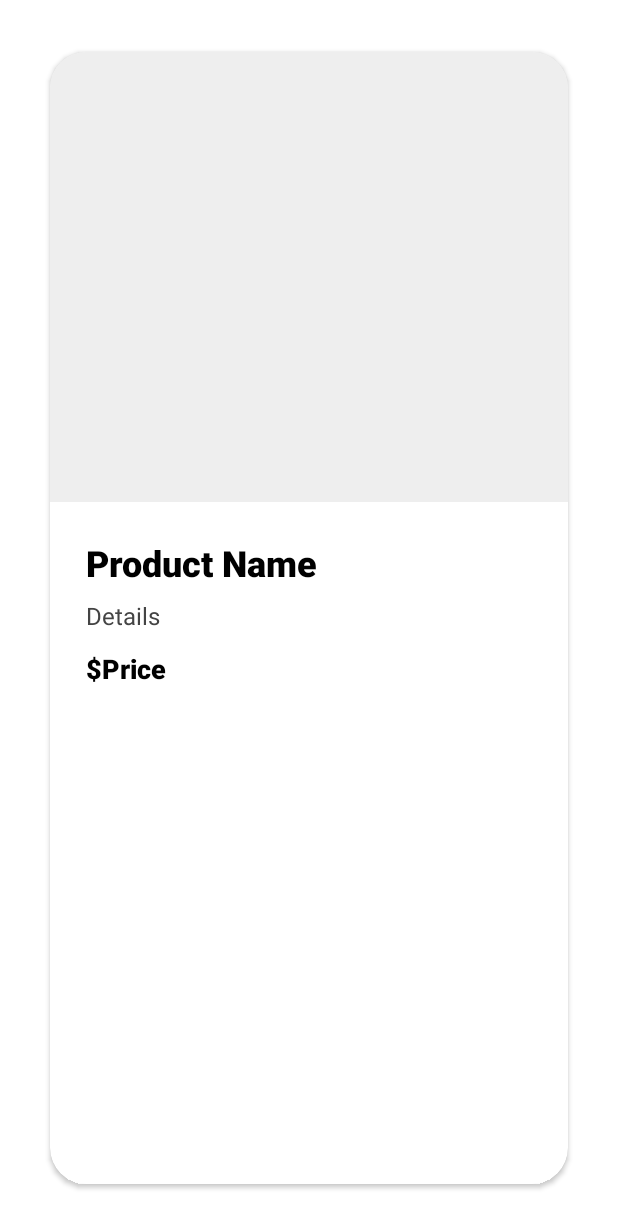
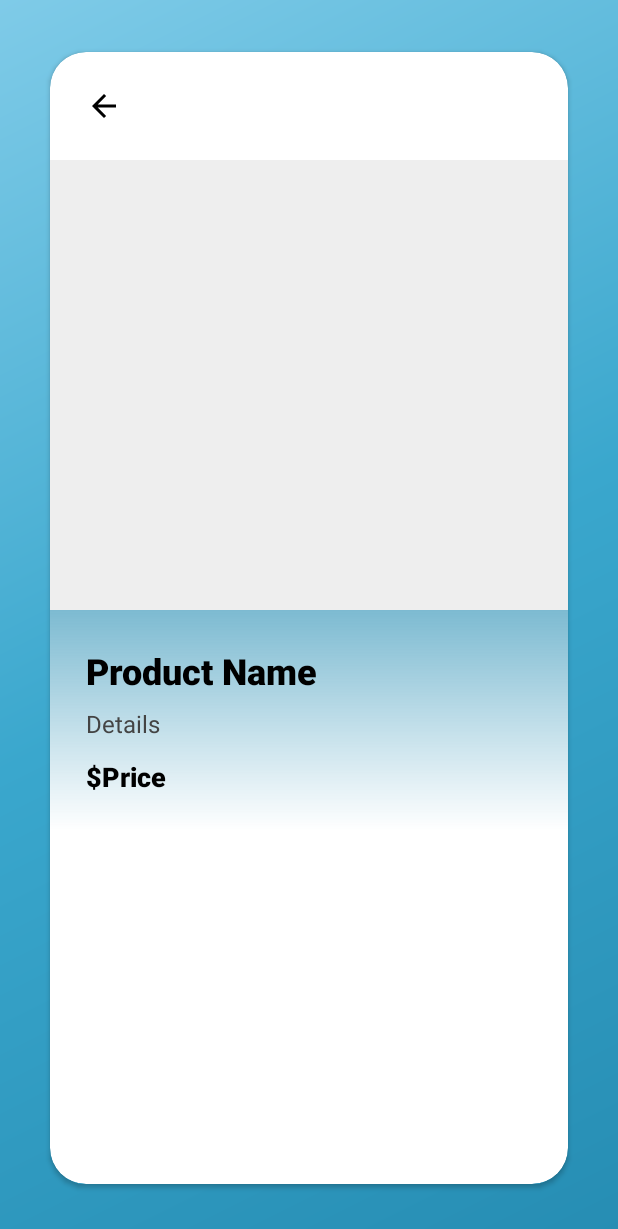
Before and after one commit to tinker-app/tinker, an Android app: the screen it shows after launch (MainActivity), after a tap on "LAPTOPS", on a phone screen of 412 x 824 dp. Shown: the top 1229 px of the screen. Run offline under Robolectric (Android 15) with nearby library versions, the phone set to English and light mode, and no system bars; our stand-ins replace Firebase (no records; nobody signed in at launch, a user with empty details on screens opened directly); libraries missing offline, so code that uses them is left out: org.apache.commons; 13 statements that could not run were skipped.

Commit message:
Bunch of sh*t

```diff
--- a/app/src/main/java/com/example/tinker/MainActivity.java
+++ b/app/src/main/java/com/example/tinker/MainActivity.java
@@ -11,10 +11,12 @@
 import android.view.MotionEvent;
 import android.view.View;
 import android.widget.Button;
+import android.widget.ImageButton;
 import android.widget.ImageView;
 import android.widget.LinearLayout;
 import android.widget.TextView;
 
+import androidx.annotation.NonNull;
 import androidx.appcompat.app.AppCompatActivity;
 import androidx.cardview.widget.CardView;
 
@@ -31,6 +33,7 @@
     private FirebaseFirestore db;
     private LinearLayout homeLayout;
     private Button buttonLaptops, buttonPhones, buttonTablets;
+    private ImageButton buttonBack;
     private TextView productName;
     private ImageView productImage;
     private CardView cardView;
@@ -47,6 +50,7 @@
     @SuppressLint("ClickableViewAccessibility")
     @Override
     protected void onCreate(Bundle savedInstanceState) {
+
         super.onCreate(savedInstanceState);
         setContentView(R.layout.activity_main);
 
@@ -55,6 +59,7 @@
         buttonLaptops = findViewById(R.id.buttonLaptops);
         buttonTablets = findViewById(R.id.buttonTablets);
         buttonPhones = findViewById(R.id.buttonPhones);
+        buttonBack = findViewById(R.id.buttonBack);
         productName = findViewById(R.id.productName);
         productImage = findViewById(R.id.productImage);
 
@@ -89,6 +94,11 @@
             cardView.setVisibility(View.VISIBLE);
             category = "tablets";
             loadProduct(tablets_engine.getRecommendedProduct());
+        });
+
+        buttonBack.setOnClickListener(v -> {
+            cardView.setVisibility(View.GONE); // Hide product screen
+            homeLayout.setVisibility(View.VISIBLE); // Show category selection
         });
     }
 
@@ -153,10 +163,17 @@
         Log.d("Success", "Recommendation engines initialized successfully.");
     }
 
-    @SuppressLint("DefaultLocale")
+    @SuppressLint({"DefaultLocale", "SetTextI18n"})
     private void loadProduct(Product product) {
         this.product = product;
-        productName.setText(product.getName());
+        String product_name_raw = product.getName().strip();
+        if (product.getName().length() < 75) {
+            productName.setText(product_name_raw);
+        }
+        else {
+            productName.setText(product_name_raw.substring(0, Math.min(product_name_raw.length(), 75)));
+        }
+
 
         // Load product image
         Glide.with(this)
@@ -175,6 +192,11 @@
         private static final int SWIPE_VELOCITY_THRESHOLD = 100;
 
         @Override
+        public boolean onDown(@NonNull MotionEvent e) {
+            return true;
+        }
+
+        @Override
         public boolean onFling(MotionEvent e1, MotionEvent e2, float velocityX, float velocityY) {
             float diffX = e2.getX() - e1.getX();
             if (Math.abs(diffX) > SWIPE_THRESHOLD && Math.abs(velocityX) > SWIPE_VELOCITY_THRESHOLD) {
@@ -188,8 +210,23 @@
             return false;
         }
     }
+    private void animateSwipe(float translationX, Runnable onAnimationEnd) {
+        cardView.animate()
+                .translationX(translationX)
+                .rotation(translationX > 0 ? 15 : -15)
+                .alpha(0f)
+                .setDuration(300)
+                .withEndAction(() -> {
+                    cardView.setTranslationX(0);
+                    cardView.setRotation(0);
+                    cardView.setAlpha(1f);
+                    onAnimationEnd.run();
 
+                })
+                .start();
+    }
     private void onSwipeRight() {
+        animateSwipe(1000f, () -> {
             if (category.equals("laptops")) {
                 laptops_engine.handleSwipe(product, true);
                 loadProduct(laptops_engine.getRecommendedProduct());
@@ -201,9 +238,11 @@
                 loadProduct(phones_engine.getRecommendedProduct());
             }
             Log.d("Product Loaded", product.getName());
+        });
     }
 
     private void onSwipeLeft() {
+        animateSwipe(-1000f, () -> {
             if (category.equals("laptops")) {
                 laptops_engine.handleSwipe(product, false);
                 loadProduct(laptops_engine.getRecommendedProduct());
@@ -215,5 +254,14 @@
                 loadProduct(phones_engine.getRecommendedProduct());
             }
             Log.d("Product Loaded", product.getName());
+        });
     }
+
+
+    private void enableButtons(boolean enabled) {
+        buttonLaptops.setEnabled(enabled);
+        buttonPhones.setEnabled(enabled);
+        buttonTablets.setEnabled(enabled);
     }
+
+}
--- /dev/null
+++ b/app/src/main/res/anim/fade_in.xml
@@ -0,0 +1,5 @@
+<?xml version="1.0" encoding="utf-8"?>
+<alpha xmlns:android="http://schemas.android.com/apk/res/android"
+    android:duration="1000"
+    android:fromAlpha="0.0"
+    android:toAlpha="1.0" />
--- /dev/null
+++ b/app/src/main/res/drawable/gradient_background.xml
@@ -0,0 +1,10 @@
+<?xml version="1.0" encoding="utf-8"?>
+<shape xmlns:android="http://schemas.android.com/apk/res/android">
+    <gradient
+        android:type="linear"
+        android:angle="135"
+        android:startColor="#268DB3"
+        android:centerColor="#3AA7CD"
+        android:endColor="#7FCBE8"
+        />
+</shape>
--- /dev/null
+++ b/app/src/main/res/drawable/ic_back.xml
@@ -0,0 +1,9 @@
+<vector xmlns:android="http://schemas.android.com/apk/res/android"
+    android:width="24dp"
+    android:height="24dp"
+    android:viewportWidth="24"
+    android:viewportHeight="24">
+    <path
+        android:fillColor="#000000"
+        android:pathData="M20,11H7.83L13.42,5.41L12,4L4,12L12,20L13.41,18.59L7.83,13H20V11Z"/>
+</vector>
--- /dev/null
+++ b/app/src/main/res/drawable/ic_laptop.xml
@@ -0,0 +1,9 @@
+<vector xmlns:android="http://schemas.android.com/apk/res/android"
+    android:width="24dp"
+    android:height="24dp"
+    android:viewportWidth="24"
+    android:viewportHeight="24">
+    <path
+        android:fillColor="#000000"
+        android:pathData="M20,4H4C2.89,4 2,4.89 2,6V16C2,17.11 2.89,18 4,18H20C21.11,18 22,17.11 22,16V6C22,4.89 21.11,4 20,4ZM20,16H4V6H20V16ZM1,19H23V21H1V19Z"/>
+</vector>
--- /dev/null
+++ b/app/src/main/res/drawable/ic_phone.xml
@@ -0,0 +1,9 @@
+<vector xmlns:android="http://schemas.android.com/apk/res/android"
+    android:width="24dp"
+    android:height="24dp"
+    android:viewportWidth="24"
+    android:viewportHeight="24">
+    <path
+        android:fillColor="#000000"
+        android:pathData="M17,1.01L7,1C5.9,1 5,1.9 5,3V21C5,22.1 5.9,23 7,23H17C18.1,23 19,22.1 19,21V3C19,1.9 18.1,1.01 17,1.01ZM17,19H7V5H17V19ZM12,21C12.83,21 13.5,20.33 13.5,19.5C13.5,18.67 12.83,18 12,18C11.17,18 10.5,18.67 10.5,19.5C10.5,20.33 11.17,21 12,21Z"/>
+</vector>
--- /dev/null
+++ b/app/src/main/res/drawable/ic_tablet.xml
@@ -0,0 +1,9 @@
+<vector xmlns:android="http://schemas.android.com/apk/res/android"
+    android:width="24dp"
+    android:height="24dp"
+    android:viewportWidth="24"
+    android:viewportHeight="24">
+    <path
+        android:fillColor="#000000"
+        android:pathData="M19,1H5C3.9,1 3,1.9 3,3V21C3,22.1 3.9,23 5,23H19C20.1,23 21,22.1 21,21V3C21,1.9 20.1,1 19,1ZM19,19H5V5H19V19ZM12,21C12.83,21 13.5,20.33 13.5,19.5C13.5,18.67 12.83,18 12,18C11.17,18 10.5,18.67 10.5,19.5C10.5,20.33 11.17,21 12,21Z"/>
+</vector>
--- /dev/null
+++ b/app/src/main/res/drawable/scrim_gradient.xml
@@ -0,0 +1,9 @@
+<?xml version="1.0" encoding="utf-8"?>
+<shape xmlns:android="http://schemas.android.com/apk/res/android">
+    <gradient
+        android:type="linear"
+        android:angle="90"
+        android:startColor="#00268DB3"
+        android:endColor="#99268DB3"
+        />
+</shape>
--- a/app/src/main/res/layout/activity_main.xml
+++ b/app/src/main/res/layout/activity_main.xml
@@ -1,4 +1,3 @@
-<?xml version="1.0" encoding="utf-8"?>
 <androidx.constraintlayout.widget.ConstraintLayout
     xmlns:android="http://schemas.android.com/apk/res/android"
     xmlns:app="http://schemas.android.com/apk/res-auto"
@@ -6,7 +5,7 @@
     android:id="@+id/mainContainer"
     android:layout_width="match_parent"
     android:layout_height="match_parent"
-    android:background="@color/white"
+    android:background="@drawable/gradient_background"
     tools:context=".MainActivity">
 
     <!-- Home Layout: Category Selection -->
@@ -22,6 +21,16 @@
         app:layout_constraintStart_toStartOf="parent"
         app:layout_constraintEnd_toEndOf="parent">
 
+        <!-- Logo Image -->
+        <ImageView
+            android:id="@+id/logoImage"
+            android:layout_width="120dp"
+            android:layout_height="120dp"
+            android:layout_marginBottom="16dp"
+            android:src="@drawable/app_logo"
+            android:contentDescription="App Logo"
+            android:layout_gravity="center"/>
+
         <!-- Welcome Text -->
         <TextView
             android:id="@+id/textWelcome"
@@ -30,62 +39,89 @@
             android:text="Choose a Category"
             android:textSize="28sp"
             android:textStyle="bold"
-            android:textColor="@color/black"
-            android:layout_marginBottom="32dp"
-            android:fontFamily="sans-serif-medium" />
+            android:textColor="@color/light_font"
+            android:shadowColor="@color/text_shadow"
+            android:shadowDx="5"
+            android:shadowDy="5"
+            android:shadowRadius="10"/>
 
         <!-- Laptops Button -->
         <Button
             android:id="@+id/buttonLaptops"
+            android:drawableLeft="@drawable/ic_laptop"
+            android:drawablePadding="12dp"
             style="@style/Widget.MaterialComponents.Button.OutlinedButton"
             android:layout_width="wrap_content"
             android:layout_height="wrap_content"
             android:text="Laptops"
             android:textSize="16sp"
             android:textColor="@color/black"
-            android:backgroundTint="@android:color/transparent"
+            android:backgroundTint="@android:color/white"
             android:layout_marginBottom="16dp"
             android:paddingVertical="12dp"
             android:paddingHorizontal="32dp"
-            android:fontFamily="sans-serif"
-            app:strokeColor="@color/black"
+            android:fontFamily="sans-serif-medium"
+            app:strokeColor="@color/white"
             app:strokeWidth="1dp"
-            app:cornerRadius="24dp" />
+            app:cornerRadius="24dp"
+            android:elevation="8dp"
+            android:translationZ="4dp"
+            android:shadowColor="@color/text_shadow"
+            android:shadowDx="5"
+            android:shadowDy="5"
+            android:shadowRadius="10" />
 
         <!-- Phones Button -->
         <Button
             android:id="@+id/buttonPhones"
+            android:drawableLeft="@drawable/ic_phone"
+            android:drawablePadding="12dp"
             style="@style/Widget.MaterialComponents.Button.OutlinedButton"
             android:layout_width="wrap_content"
             android:layout_height="wrap_content"
             android:text="Phones"
             android:textSize="16sp"
             android:textColor="@color/black"
-            android:backgroundTint="@android:color/transparent"
+            android:backgroundTint="@android:color/white"
             android:layout_marginBottom="16dp"
             android:paddingVertical="12dp"
             android:paddingHorizontal="32dp"
-            android:fontFamily="sans-serif"
-            app:strokeColor="@color/black"
+            android:fontFamily="sans-serif-medium"
+            app:strokeColor="@color/white"
             app:strokeWidth="1dp"
-            app:cornerRadius="24dp" />
+            app:cornerRadius="24dp"
+            android:elevation="8dp"
+            android:translationZ="4dp"
+            android:shadowColor="@color/text_shadow"
+            android:shadowDx="5"
+            android:shadowDy="5"
+            android:shadowRadius="10" />
 
         <!-- Tablets Button -->
         <Button
             android:id="@+id/buttonTablets"
+            android:drawableLeft="@drawable/ic_tablet"
+            android:drawablePadding="12dp"
             style="@style/Widget.MaterialComponents.Button.OutlinedButton"
             android:layout_width="wrap_content"
             android:layout_height="wrap_content"
             android:text="Tablets"
             android:textSize="16sp"
             android:textColor="@color/black"
-            android:backgroundTint="@android:color/transparent"
+            android:backgroundTint="@android:color/white"
             android:paddingVertical="12dp"
             android:paddingHorizontal="32dp"
-            android:fontFamily="sans-serif"
-            app:strokeColor="@color/black"
+            android:fontFamily="sans-serif-medium"
+            app:strokeColor="@color/white"
             app:strokeWidth="1dp"
-            app:cornerRadius="24dp" />
+            app:cornerRadius="24dp"
+            android:elevation="8dp"
+            android:translationZ="4dp"
+            android:shadowColor="@color/text_shadow"
+            android:shadowDx="5"
+            android:shadowDy="5"
+            android:shadowRadius="10" />
+
     </LinearLayout>
 
     <!-- Product Layout: Swipe View (initially hidden) -->
@@ -108,6 +144,18 @@
             android:layout_height="wrap_content"
             android:orientation="vertical">
 
+            <!-- Back Button -->
+            <ImageButton
+                android:id="@+id/buttonBack"
+                android:layout_width="40dp"
+                android:layout_height="40dp"
+                android:background="?attr/selectableItemBackgroundBorderless"
+                android:padding="8dp"
+                android:layout_margin="16dp"
+                android:src="@drawable/ic_back"
+                android:contentDescription="Back"
+                app:tint="@color/black" />
+
             <!-- Product Image -->
             <ImageView
                 android:id="@+id/productImage"
@@ -121,7 +169,7 @@
             <LinearLayout
                 android:layout_width="match_parent"
                 android:layout_height="wrap_content"
-                android:background="@android:color/white"
+                android:background="@drawable/scrim_gradient"
                 android:orientation="vertical"
                 android:padding="24dp">
 
--- a/app/src/main/res/values/colors.xml
+++ b/app/src/main/res/values/colors.xml
@@ -6,4 +6,10 @@
     <color name="theme">#268DB3</color>
     <color name="dark_gray">#FF444444</color>
     <color name="light_gray">#FFEEEEEE</color>
+    <color name="primary_text">#1A1A1A</color>
+    <color name="secondary_text">#666666</color>
+    <color name="light_font">#FBFBFB</color>
+    <color name="grey_font">#ff9e9e9e</color>
+    <color name="text_shadow">#7F000000</color>
+    <color name="text_shadow_white">#FFFFFF</color>
 </resources>
```
Lines whose indentation alone changed are shown as unchanged.
